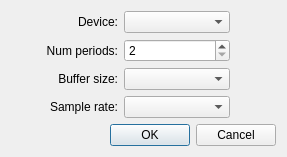
falkTX/Carla, file resources/ui/carla_settings_driver.ui: the form before one commit.
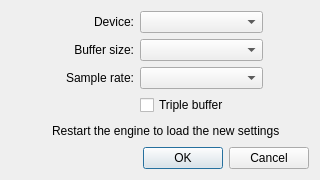
The form after the commit. Icons and pictures are not drawn.

Commit message: Convert num-periods int option to triple-buffer bool

The edit to the form file:
```diff
--- a/resources/ui/carla_settings_driver.ui
+++ b/resources/ui/carla_settings_driver.ui
@@ -6,8 +6,8 @@
    <rect>
     <x>0</x>
     <y>0</y>
-    <width>287</width>
-    <height>152</height>
+    <width>320</width>
+    <height>175</height>
    </rect>
   </property>
   <property name="windowTitle">
@@ -43,27 +43,20 @@
      </property>
     </spacer>
    </item>
+   <item row="2" column="1">
+    <widget class="QComboBox" name="cb_samplerate"/>
+   </item>
+   <item row="6" column="0" colspan="3">
+    <widget class="QDialogButtonBox" name="buttonBox">
+     <property name="orientation">
+      <enum>Qt::Horizontal</enum>
+     </property>
+     <property name="standardButtons">
+      <set>QDialogButtonBox::Cancel|QDialogButtonBox::Ok</set>
+     </property>
+    </widget>
+   </item>
    <item row="1" column="0">
-    <widget class="QLabel" name="label_numperiods">
-     <property name="text">
-      <string>Num periods:</string>
-     </property>
-     <property name="alignment">
-      <set>Qt::AlignRight|Qt::AlignTrailing|Qt::AlignVCenter</set>
-     </property>
-    </widget>
-   </item>
-   <item row="1" column="1">
-    <widget class="QSpinBox" name="sb_numperiods">
-     <property name="minimum">
-      <number>2</number>
-     </property>
-     <property name="maximum">
-      <number>3</number>
-     </property>
-    </widget>
-   </item>
-   <item row="2" column="0">
     <widget class="QLabel" name="label_buffersize">
      <property name="text">
       <string>Buffer size:</string>
@@ -73,10 +66,10 @@
      </property>
     </widget>
    </item>
-   <item row="2" column="1">
+   <item row="1" column="1">
     <widget class="QComboBox" name="cb_buffersize"/>
    </item>
-   <item row="3" column="0">
+   <item row="2" column="0">
     <widget class="QLabel" name="label_samplerate">
      <property name="text">
       <string>Sample rate:</string>
@@ -86,18 +79,84 @@
      </property>
     </widget>
    </item>
-   <item row="3" column="1">
-    <widget class="QComboBox" name="cb_samplerate"/>
+   <item row="3" column="0">
+    <spacer name="horizontalSpacer_2">
+     <property name="orientation">
+      <enum>Qt::Horizontal</enum>
+     </property>
+     <property name="sizeType">
+      <enum>QSizePolicy::Fixed</enum>
+     </property>
+     <property name="sizeHint" stdset="0">
+      <size>
+       <width>1</width>
+       <height>1</height>
+      </size>
+     </property>
+    </spacer>
+   </item>
+   <item row="3" column="1" colspan="2">
+    <widget class="QCheckBox" name="cb_triple_buffer">
+     <property name="text">
+      <string>Triple buffer</string>
+     </property>
+    </widget>
    </item>
    <item row="4" column="0" colspan="3">
-    <widget class="QDialogButtonBox" name="buttonBox">
-     <property name="orientation">
-      <enum>Qt::Horizontal</enum>
-     </property>
-     <property name="standardButtons">
-      <set>QDialogButtonBox::Cancel|QDialogButtonBox::Ok</set>
-     </property>
-    </widget>
+    <layout class="QHBoxLayout" name="horizontalLayout_13">
+     <item>
+      <spacer name="horizontalSpacer_20">
+       <property name="orientation">
+        <enum>Qt::Horizontal</enum>
+       </property>
+       <property name="sizeHint" stdset="0">
+        <size>
+         <width>40</width>
+         <height>20</height>
+        </size>
+       </property>
+      </spacer>
+     </item>
+     <item>
+      <widget class="QLabel" name="label_22">
+       <property name="maximumSize">
+        <size>
+         <width>22</width>
+         <height>22</height>
+        </size>
+       </property>
+       <property name="text">
+        <string/>
+       </property>
+       <property name="pixmap">
+        <pixmap resource="../resources.qrc">:/16x16/dialog-information.png</pixmap>
+       </property>
+       <property name="alignment">
+        <set>Qt::AlignRight|Qt::AlignTrailing|Qt::AlignVCenter</set>
+       </property>
+      </widget>
+     </item>
+     <item>
+      <widget class="QLabel" name="label_23">
+       <property name="text">
+        <string>Restart the engine to load the new settings</string>
+       </property>
+      </widget>
+     </item>
+     <item>
+      <spacer name="horizontalSpacer_21">
+       <property name="orientation">
+        <enum>Qt::Horizontal</enum>
+       </property>
+       <property name="sizeHint" stdset="0">
+        <size>
+         <width>40</width>
+         <height>20</height>
+        </size>
+       </property>
+      </spacer>
+     </item>
+    </layout>
    </item>
   </layout>
  </widget>
```
Left out of the diff: 4 changed lines with no effect on the pictures. The commit also changes 11 other files.
